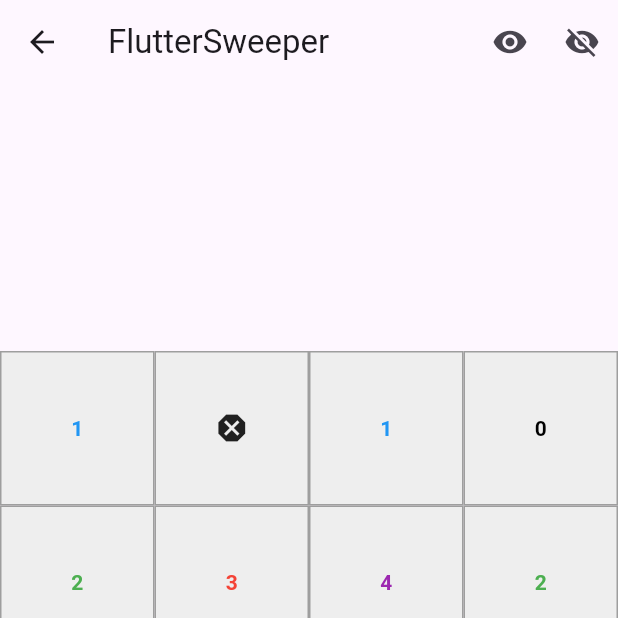
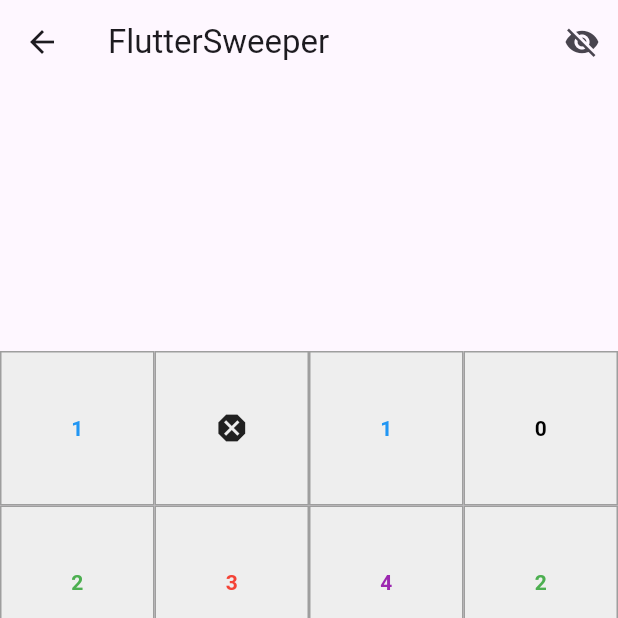
Before and after one commit to smarccc/DART_minesweeper, a Flutter app: the MinesweeperScreen screen opened directly, after a tap on the "visibility" icon, on a phone screen of 412 x 824 dp, the top half of it. Run offline on Flutter 3.47's test engine with Material 3 defaults, Android fonts, the phone set to English and light mode, and no system bars.

Commit message:
modified reveal button "make it single button""

```diff
--- a/lib/main.dart
+++ b/lib/main.dart
@@ -193,23 +193,12 @@ class _MinesweeperScreenState extends State<MinesweeperScreen> {
     });
   }
 
-  void revealAll() {
+  void toggleRevealAll() {
     setState(() {
-      allRevealed = true;
+      allRevealed = !allRevealed;
       for (int i = 0; i < rows; i++) {
         for (int j = 0; j < cols; j++) {
-          revealed[i][j] = true;
-        }
-      }
-    });
-  }
-
-  void hideAll() {
-    setState(() {
-      allRevealed = false;
-      for (int i = 0; i < rows; i++) {
-        for (int j = 0; j < cols; j++) {
-          revealed[i][j] = false;
+          revealed[i][j] = allRevealed;
         }
       }
     });
@@ -301,14 +290,9 @@ class _MinesweeperScreenState extends State<MinesweeperScreen> {
         title: Text('FlutterSweeper'),
         actions: <Widget>[
           IconButton(
-            icon: Icon(Icons.visibility),
-            onPressed: revealAll,
-            tooltip: 'Reveal All',
-          ),
-          IconButton(
-            icon: Icon(Icons.visibility_off),
-            onPressed: hideAll,
-            tooltip: 'Hide All',
+            icon: Icon(allRevealed ? Icons.visibility_off : Icons.visibility),
+            onPressed: toggleRevealAll,
+            tooltip: allRevealed ? 'Hide All' : 'Reveal All',
           ),
         ],
       ),
```
